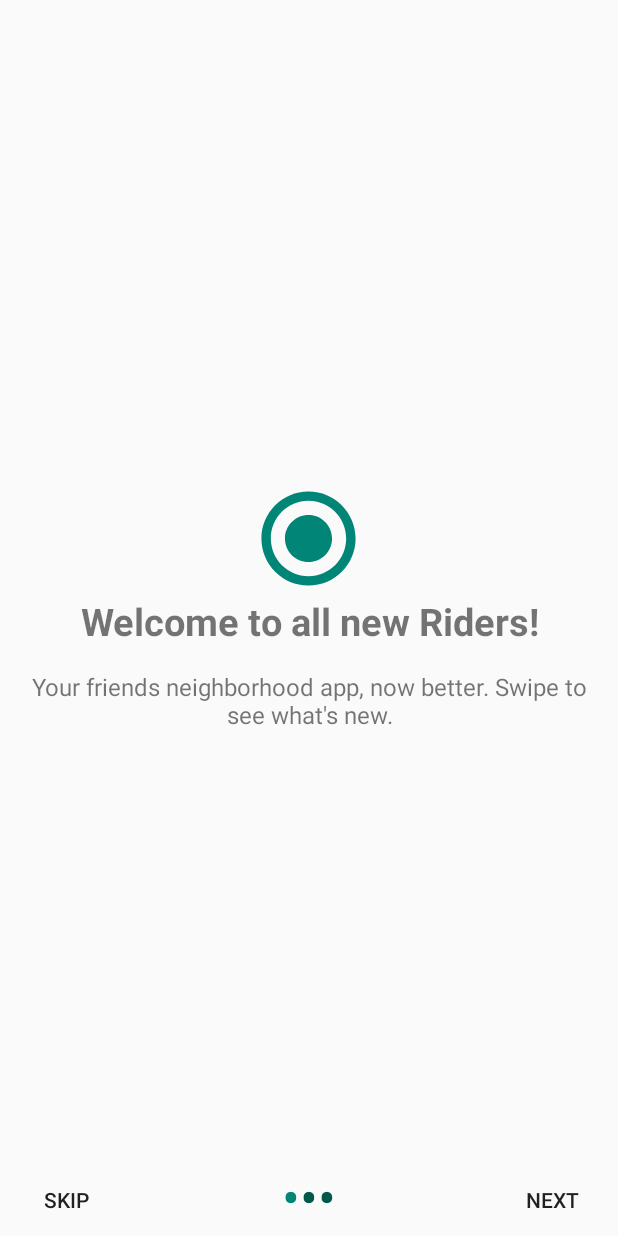
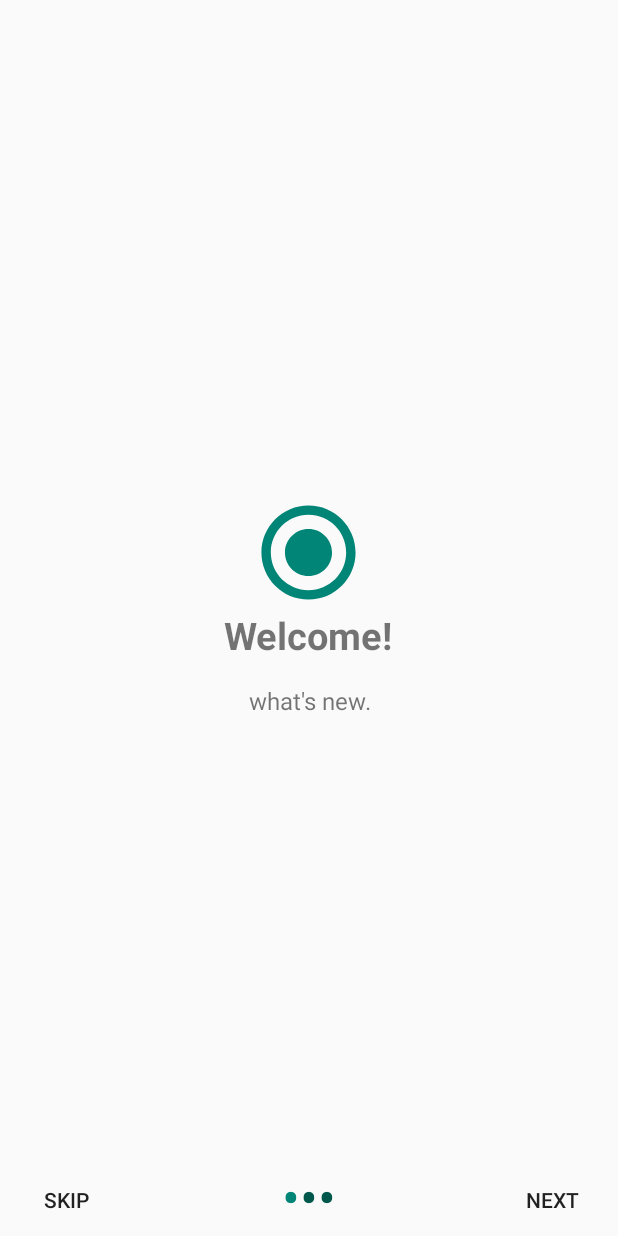
Before and after one commit to himustofa/NewsViewsV2, an Android app: the SplashScreenActivity screen opened directly, with no data from a screen before it, on a phone screen of 412 x 824 dp. Run offline under Robolectric (Android 15) with nearby library versions, the phone set to English and light mode, and no system bars.

```diff
--- a/app/src/main/res/layout/slide_screen1.xml
+++ b/app/src/main/res/layout/slide_screen1.xml
@@ -11,7 +11,7 @@
         android:layout_height="75dp"
         android:src="@drawable/ic_radio_button_checked_black_24dp" />
     <TextView
-        android:text="Welcome to all new Riders!"
+        android:text="Welcome!"
         android:textSize="25dp"
         android:textStyle="bold"
         android:textAlignment="center"
@@ -19,7 +19,7 @@
         android:layout_width="wrap_content"
         android:layout_height="wrap_content" />
     <TextView
-        android:text="Your friends neighborhood app, now better. Swipe to see what's new."
+        android:text="what's new."
         android:textAlignment="center"
         android:textSize="16dp"
         android:layout_marginBottom="15dp"
```
